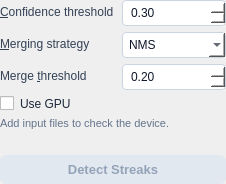
Qt form src/startrails/ui/step_detect_streaks.ui (gkyle/startrails) before a commit.
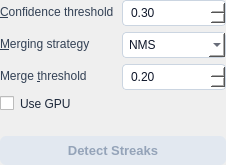
The same form after that commit.

Commit message: fix(ui): remove redundant CPU/GPU secondary device label in Detect Streaks

```diff
--- a/src/startrails/ui/step_detect_streaks.ui
+++ b/src/startrails/ui/step_detect_streaks.ui
@@ -23,10 +23,6 @@
     color: #1e293b;
     spacing: 6px;
 }
-QLabel#deviceHint {
-    font-size: 11px;
-    color: #64748b;
-}
 QLabel#error {
     font-size: 11px;
     color: #ef4444;
@@ -157,16 +153,6 @@
      </property>
     </widget>
    </item>
-   <item>
-    <widget class="QLabel" name="deviceHint">
-     <property name="text">
-      <string>Add input files to check the device.</string>
-     </property>
-     <property name="wordWrap">
-      <bool>true</bool>
-     </property>
-    </widget>
-   </item>
    <item>
     <widget class="QLabel" name="error">
      <property name="text">
```
The commit also changes 2 other files.
